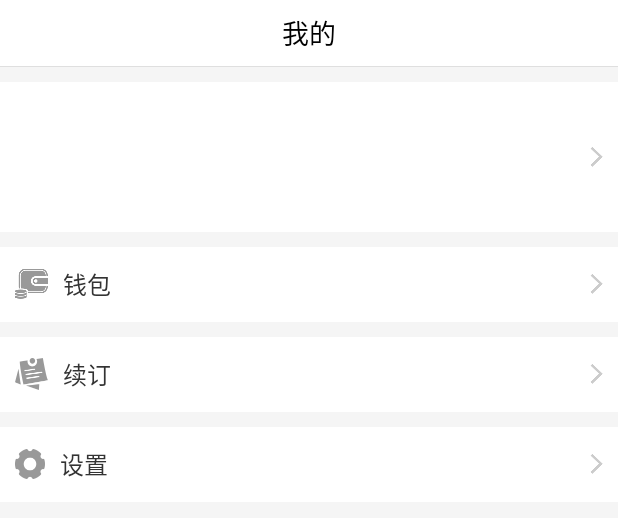
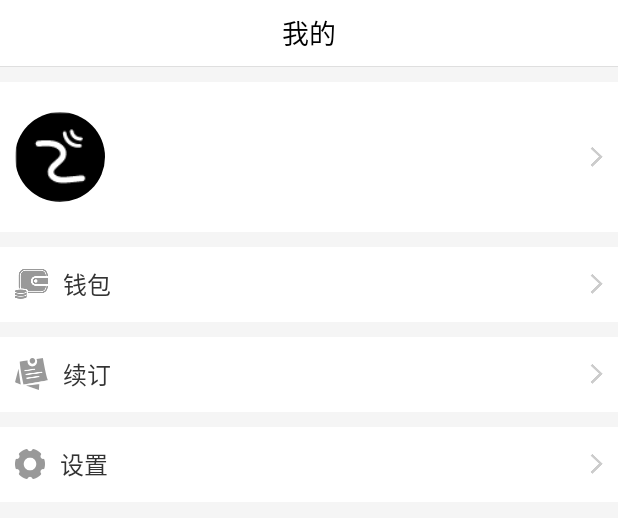
Before and after one commit to LiXinKeJi/JinRongPingTai-Android, an Android app: the layout mine_layout.xml on its own in the app's theme, with its tools: preview values and no code run, on a phone screen of 412 x 824 dp. Shown: the top 518 px of the screen. Run offline under Robolectric (Android 15) with nearby library versions, the phone set to English and light mode, and no system bars; plain views replace RoundedImageView.

Commit message:
11.23修改

```diff
--- a/app/src/main/res/layout/mine_layout.xml
+++ b/app/src/main/res/layout/mine_layout.xml
@@ -28,13 +28,14 @@
         android:layout_marginTop="10dp"
         android:background="#ffffff">
         <com.makeramen.roundedimageview.RoundedImageView
-            android:id="@+id/HeadImg"
+            android:id="@+id/mine_HeadImg"
             android:layout_width="60dp"
             android:layout_height="60dp"
             android:layout_centerVertical="true"
             android:layout_marginLeft="10dp"
             app:riv_corner_radius="5dp"
-            android:scaleType="centerCrop"/>
+            android:scaleType="centerCrop"
+            android:src="@drawable/ic_launcher"/>
         <ImageView
             android:id="@+id/headIntoIcon"
             android:layout_width="wrap_content"
@@ -46,7 +47,7 @@
         <LinearLayout
             android:layout_width="match_parent"
             android:layout_height="match_parent"
-            android:layout_toRightOf="@id/HeadImg"
+            android:layout_toRightOf="@id/mine_HeadImg"
             android:layout_toLeftOf="@id/headIntoIcon"
             android:layout_marginLeft="10dp"
             android:layout_marginRight="10dp"
```
Also changed, not shown: app/src/main/java/com/finance/client/activity/ModifyUserInfoActivity.java (+0 -11 lines), app/src/main/java/com/finance/client/adapter/MasterAdapter1.java (+44 -65 lines), app/src/main/java/com/finance/client/fragment/MasterFragment.java (+1 -8 lines), app/src/main/java/com/finance/client/fragment/MineFragment.java (+7 -3 lines), app/src/main/java/com/finance/client/fragment/MsgFragment.java (+0 -9 lines), app/src/main/res/layout/activity_modify_user_info.xml (+16 -16 lines), app/src/main/res/layout/activity_msg_list.xml (+7 -4 lines), app/src/main/res/drawable/wode_touxiang.png (added).
